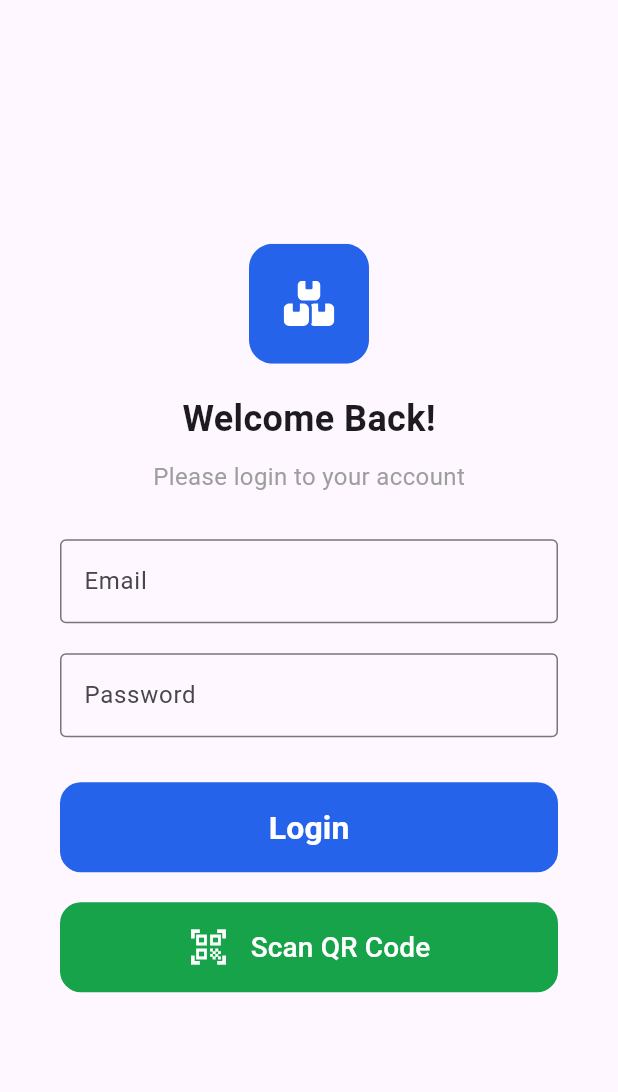
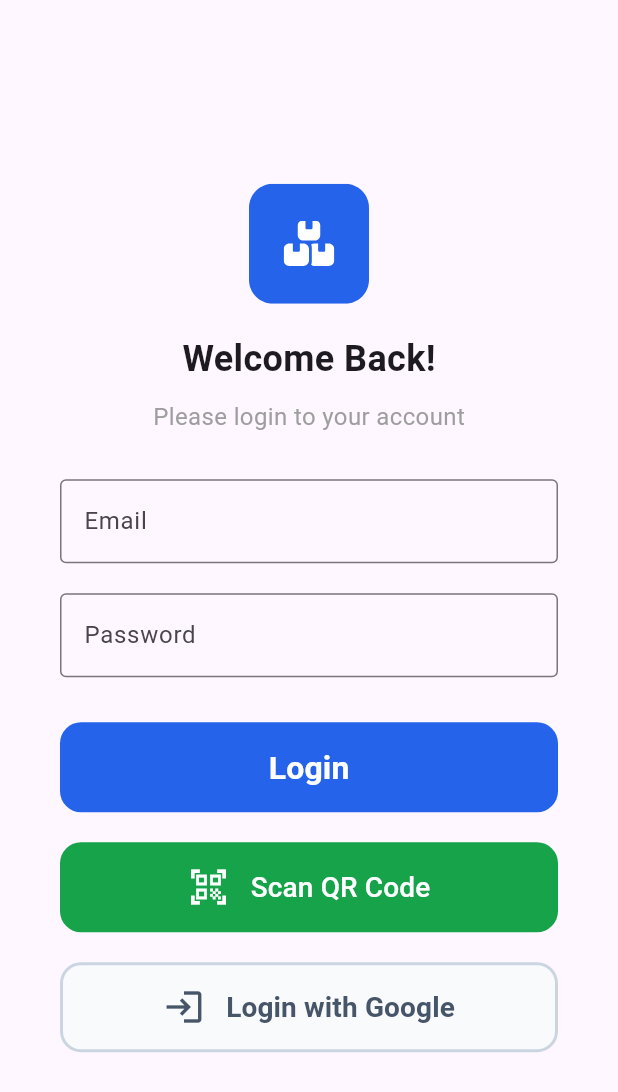
Before and after one commit to Alif024/flutter_assignment_group, a Flutter app: the screen it shows after launch, on a phone screen of 412 x 824 dp. Shown: the top 1092 px of the screen. Run offline on Flutter 3.47's test engine with Material 3 defaults, Android fonts, the phone set to English and light mode, and no system bars; our stand-ins replace flutter_svg.

Commit message:
add outlined btn icon

```diff
--- /dev/null
+++ b/lib/components/buttons/outlined_btn_icon.dart
@@ -0,0 +1,68 @@
+import 'package:flutter/material.dart';
+
+enum OutlinedBtnFontColor { navy, red, gray }
+
+class OutlinedBtnIcon extends StatelessWidget {
+  const OutlinedBtnIcon({
+    super.key,
+    required this.text,
+    required this.icon,
+    required this.onPressed,
+    this.height = 60,
+    this.borderRadius = 14,
+    this.iconTextSpacing = 14,
+    this.fontColor = OutlinedBtnFontColor.navy,
+  });
+
+  final String text;
+  final IconData icon;
+  final VoidCallback? onPressed;
+  final double height;
+  final double borderRadius;
+  final double iconTextSpacing;
+  final OutlinedBtnFontColor fontColor;
+
+  Color get _contentColor {
+    switch (fontColor) {
+      case OutlinedBtnFontColor.navy:
+        return const Color(0xFF0F172A);
+      case OutlinedBtnFontColor.red:
+        return const Color(0xFFDC2626);
+      case OutlinedBtnFontColor.gray:
+        return const Color(0xFF475569);
+    }
+  }
+
+  @override
+  Widget build(BuildContext context) {
+    return SizedBox(
+      width: double.infinity,
+      height: height,
+      child: OutlinedButton(
+        onPressed: onPressed,
+        style: OutlinedButton.styleFrom(
+          backgroundColor: const Color(0xFFF8FAFC),
+          side: const BorderSide(color: Color(0xFFCBD5E1), width: 2),
+          shape: RoundedRectangleBorder(
+            borderRadius: BorderRadius.circular(borderRadius),
+          ),
+        ),
+        child: Row(
+          mainAxisSize: MainAxisSize.min,
+          children: [
+            Icon(icon, size: 28, color: _contentColor),
+            SizedBox(width: iconTextSpacing),
+            Text(
+              text,
+              style: TextStyle(
+                color: _contentColor,
+                fontSize: 28 / 1.5,
+                fontWeight: FontWeight.w600,
+              ),
+            ),
+          ],
+        ),
+      ),
+    );
+  }
+}
--- a/lib/login.dart
+++ b/lib/login.dart
@@ -2,6 +2,7 @@ import 'package:flutter/material.dart';
 import 'package:flutter_svg/flutter_svg.dart';
 import 'package:flutter_assignment_group/components/buttons/blue_btn.dart';
 import 'package:flutter_assignment_group/components/buttons/filled_btn_icon.dart';
+import 'package:flutter_assignment_group/components/buttons/outlined_btn_icon.dart';
 
 class LoginPage extends StatefulWidget {
   const LoginPage({super.key});
@@ -63,6 +64,15 @@ class _LoginPageState extends State<LoginPage> {
                       // เขียน function ภายนอกได้ที่นี่
                     },
                   ),
+                  const SizedBox(height: 20),
+                  OutlinedBtnIcon(
+                    text: 'Login with Google',
+                    icon: Icons.login,
+                    fontColor: OutlinedBtnFontColor.gray,
+                    onPressed: () {
+                      // เขียน function ภายนอกได้ที่นี่
+                    },
+                  ),
                 ],
               ),
             ),
```
